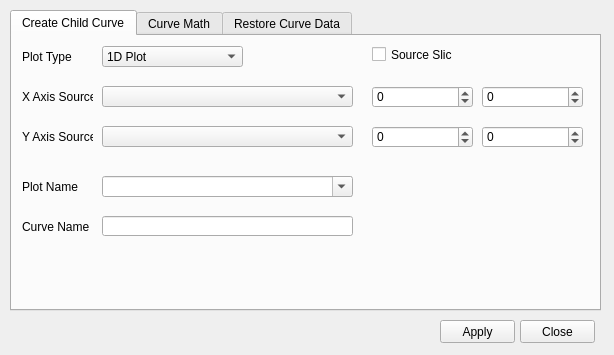
The window that curveproperties.ui (d-wizard/plotter) describes before a commit, drawn with Qt 5.
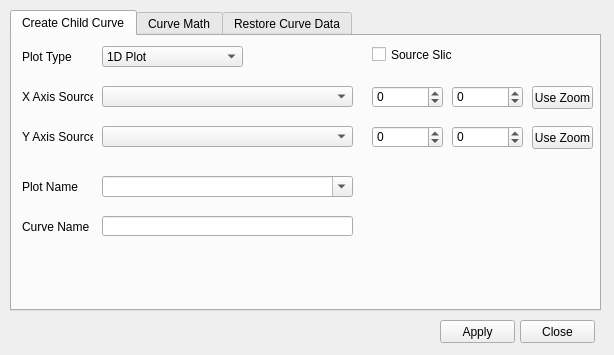
The same window after the commit. The open tabs and pages were chosen to show the change.

Commit message:
Add button to use current zoom to slice input for creating a child curve.
Original Commit Rev: 1584 | 2014-05-28 21:51:40 -0500 (Wed, 28 May 2014)

Diff of the .ui file:
```diff
--- a/curveproperties.ui
+++ b/curveproperties.ui
@@ -188,7 +188,7 @@
       <rect>
        <x>360</x>
        <y>50</y>
-       <width>101</width>
+       <width>71</width>
        <height>22</height>
       </rect>
      </property>
@@ -202,9 +202,9 @@
     <widget class="QSpinBox" name="spnXSrcStop">
      <property name="geometry">
       <rect>
-       <x>470</x>
+       <x>440</x>
        <y>50</y>
-       <width>101</width>
+       <width>71</width>
        <height>22</height>
       </rect>
      </property>
@@ -220,7 +220,7 @@
       <rect>
        <x>360</x>
        <y>90</y>
-       <width>101</width>
+       <width>71</width>
        <height>22</height>
       </rect>
      </property>
@@ -234,9 +234,9 @@
     <widget class="QSpinBox" name="spnYSrcStop">
      <property name="geometry">
       <rect>
-       <x>470</x>
+       <x>440</x>
        <y>90</y>
-       <width>101</width>
+       <width>71</width>
        <height>22</height>
       </rect>
      </property>
@@ -247,6 +247,32 @@
       <number>2000000000</number>
      </property>
     </widget>
+    <widget class="QPushButton" name="cmdXUseZoomForSlice">
+     <property name="geometry">
+      <rect>
+       <x>520</x>
+       <y>50</y>
+       <width>61</width>
+       <height>23</height>
+      </rect>
+     </property>
+     <property name="text">
+      <string>Use Zoom</string>
+     </property>
+    </widget>
+    <widget class="QPushButton" name="cmdYUseZoomForSlice">
+     <property name="geometry">
+      <rect>
+       <x>520</x>
+       <y>90</y>
+       <width>61</width>
+       <height>23</height>
+      </rect>
+     </property>
+     <property name="text">
+      <string>Use Zoom</string>
+     </property>
+    </widget>
    </widget>
    <widget class="QWidget" name="tabCurveMath">
     <attribute name="title">
```
Left out of the diff: 2 changed lines with no effect on the pictures. The commit also changes 3 other files.
